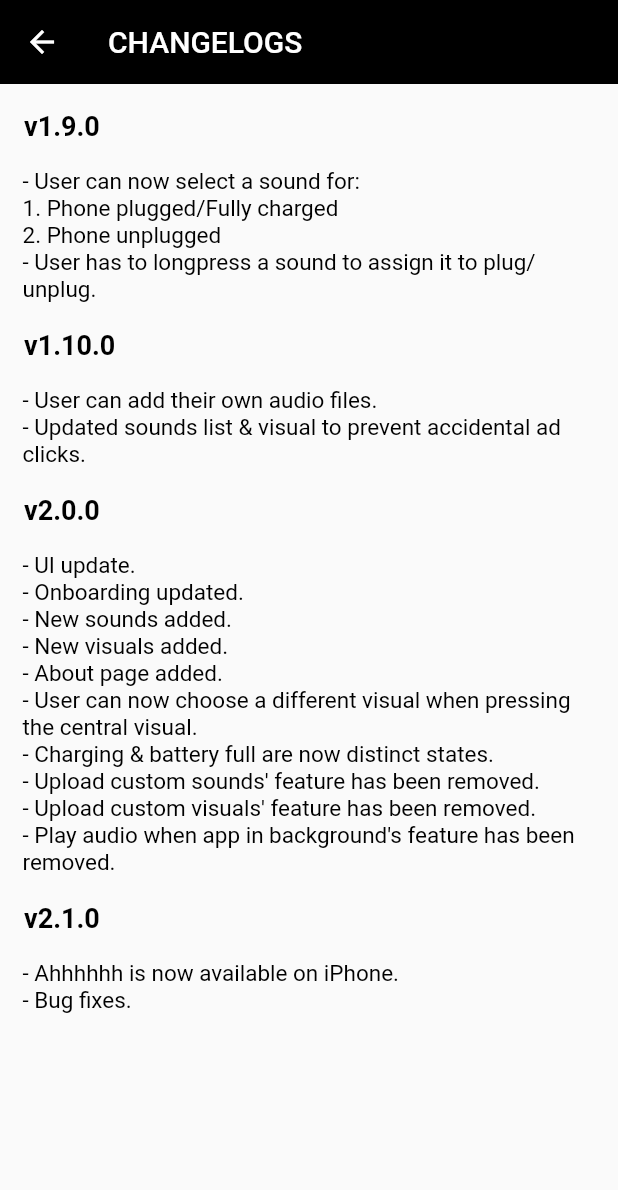
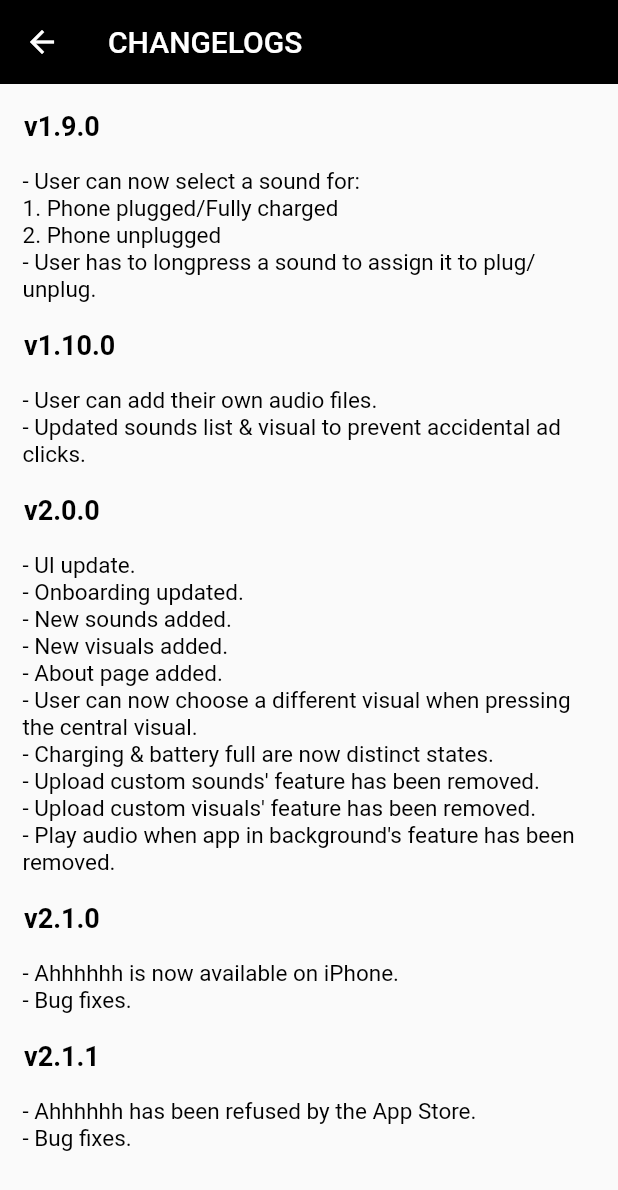
Before and after one commit to SSebigo/ahhhhhh, a Flutter app: the HomePage screen opened by its route, after a tap on the "menu" icon, after a tap on "CHANGELOGS", on a phone screen of 412 x 824 dp. Shown: the top 1190 px of the screen. Run offline on Flutter 3.47's test engine with Material 2 defaults, Android fonts, the light colour scheme and no system bars; our stand-ins replace audioplayers, auto_route, battery, bloc, equatable, flutter_bloc and 7 more; missing offline and left inert: firebase_admob; accounts and stored records are empty; generated files the repository leaves out were written again.

Commit message:
[fix] fixed a bug repeating audio

```diff
--- a/lib/application/device_battery/device_battery_bloc.dart
+++ b/lib/application/device_battery/device_battery_bloc.dart
@@ -18,6 +18,12 @@ class DeviceBatteryBloc extends Bloc<DeviceBatteryEvent, DeviceBatteryState> {
   final Battery _battery = Battery();
   StreamSubscription<BatteryState> _batteryStateSubscription;
 
+  /// @nodoc
+  BatteryState previousBatteryState;
+
+  /// @nodoc
+  BatteryState currentBatteryState;
+
   @override
   Stream<DeviceBatteryState> mapEventToState(
     DeviceBatteryEvent event,
@@ -32,7 +38,14 @@ class DeviceBatteryBloc extends Bloc<DeviceBatteryEvent, DeviceBatteryState> {
         await _batteryStateSubscription?.cancel();
         _batteryStateSubscription = _battery.onBatteryStateChanged.listen(
           (BatteryState state) {
-            add(DeviceBatteryEvent.batteryStateChangedEvent(state));
+            previousBatteryState = currentBatteryState;
+            currentBatteryState = state;
+
+            if (currentBatteryState != previousBatteryState) {
+              add(DeviceBatteryEvent.batteryStateChangedEvent(
+                currentBatteryState,
+              ));
+            }
           },
         );
       },
--- a/lib/presentation/pages/changelog_page.dart
+++ b/lib/presentation/pages/changelog_page.dart
@@ -64,6 +64,13 @@ class ChangelogPage extends StatelessWidget {
                   '- Bug fixes.',
                 ],
               ),
+              const Changelog(
+                version: '2.1.1',
+                changes: <String>[
+                  '- Ahhhhhh has been refused by the App Store.',
+                  '- Bug fixes.',
+                ],
+              ),
               SizedBox(height: getSmartBannerHeight(context)),
             ],
           ),
--- a/pubspec.yaml
+++ b/pubspec.yaml
@@ -11,7 +11,7 @@ description: Makes your smartphone moan, scream or laugh when charging, discharg
 # In iOS, build-name is used as CFBundleShortVersionString while build-number used as CFBundleVersion.
 # Read more about iOS versioning at
 # https://developer.apple.com/library/archive/documentation/General/Reference/InfoPlistKeyReference/Articles/CoreFoundationKeys.html
-version: 2.1.1+21
+version: 2.1.2+22
 
 environment:
   sdk: ">=2.6.0 <3.0.0"
```
